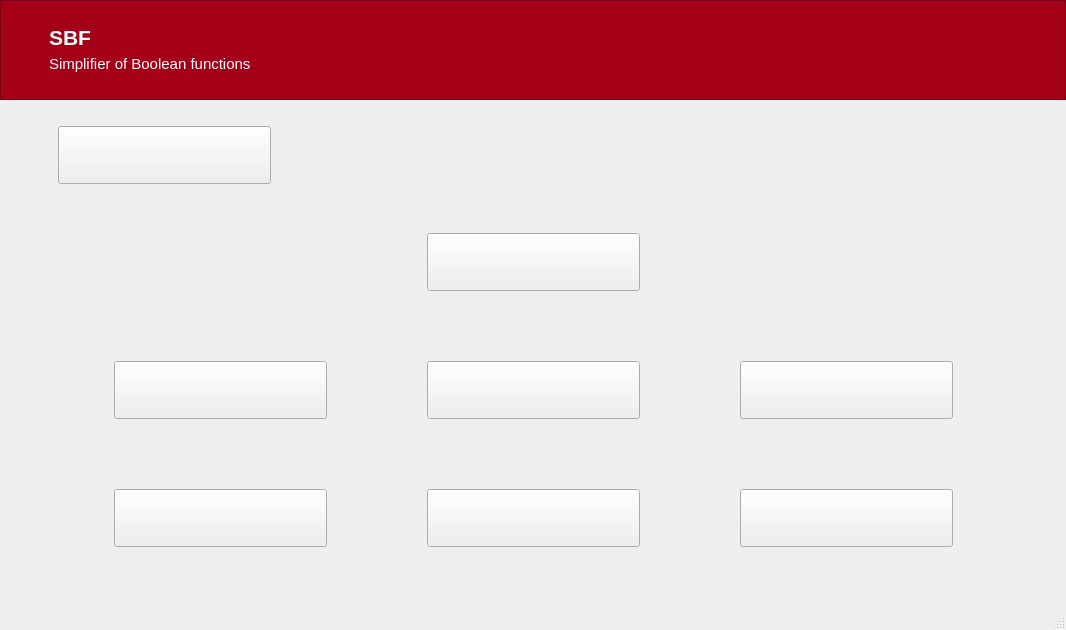
Above: Application/mainwindow.ui from markus-senger/KV-diagram before the change. Below: the same form after it.
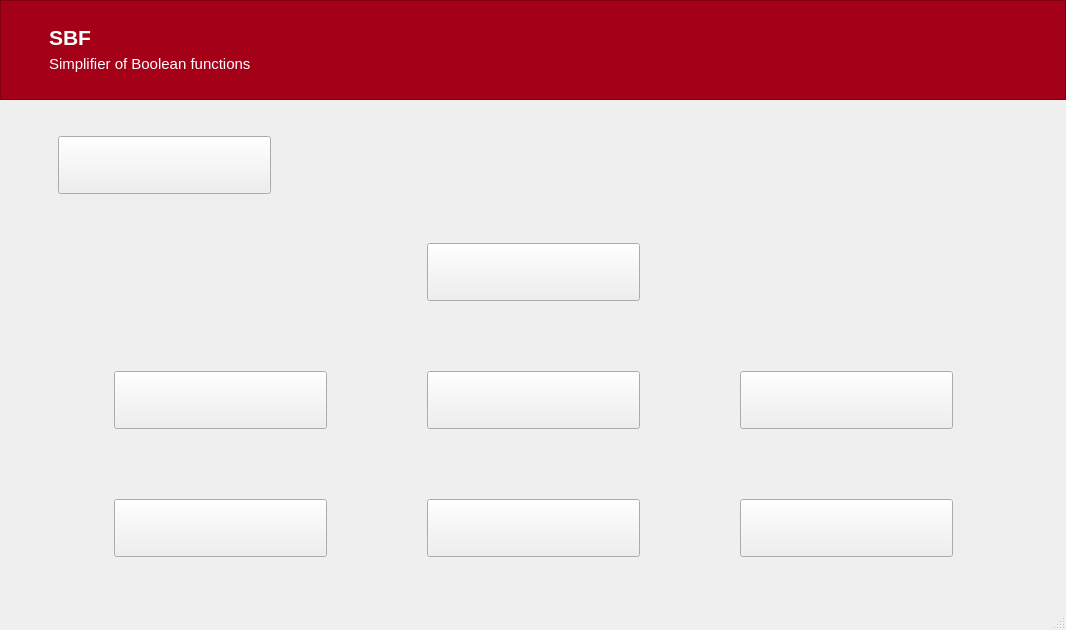
That is the form after the change. Icons and pictures are not drawn.

```diff
--- a/Application/mainwindow.ui
+++ b/Application/mainwindow.ui
@@ -818,7 +818,7 @@
           <property name="minimumSize">
            <size>
             <width>0</width>
-            <height>80</height>
+            <height>100</height>
            </size>
           </property>
           <layout class="QHBoxLayout" name="horizontalLayout_3">
```
